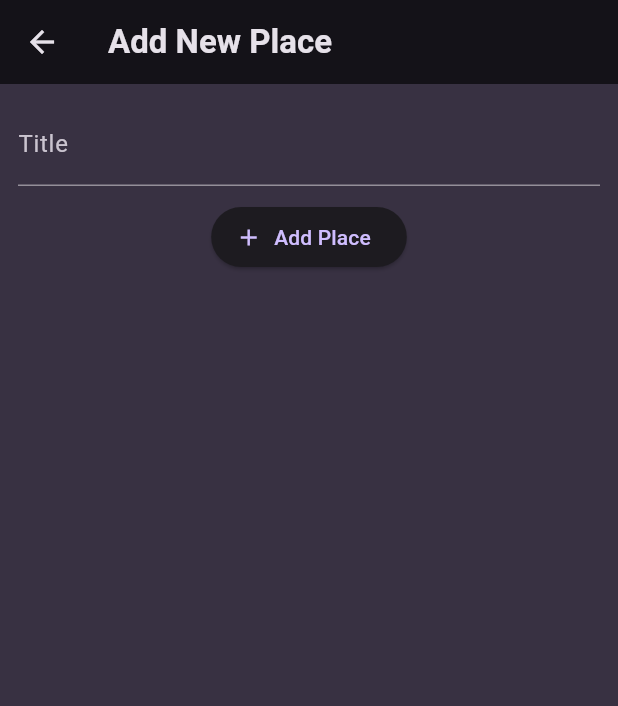
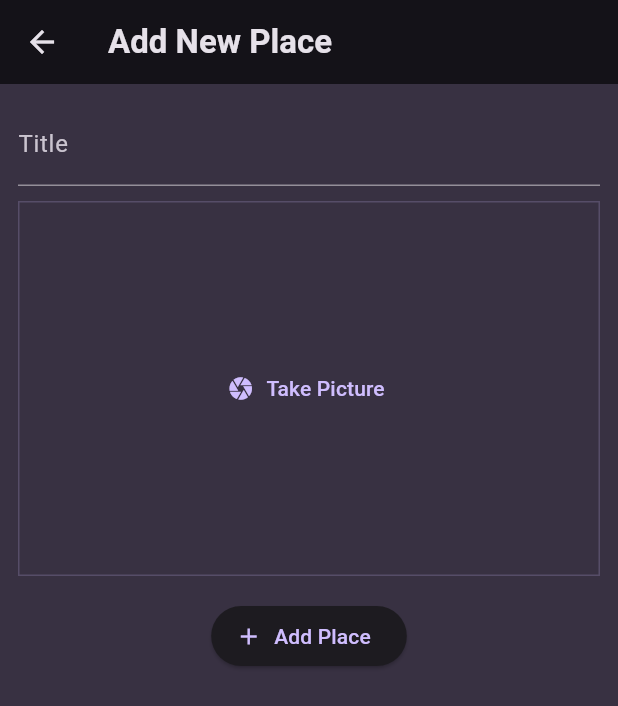
Before and after one commit to vohoangloc123/favorite_places_app, a Flutter app: the AddPlaceScreen screen opened directly, on a phone screen of 412 x 824 dp. Shown: the top 706 px of the screen. Run offline on Flutter 3.47's test engine with Material 3 defaults, Android fonts, the phone set to English and light mode, and no system bars; our stand-ins replace flutter_riverpod, google_fonts.

Commit message:
Add a 'Pick an Image' Input

```diff
--- a/lib/screens/add_place.dart
+++ b/lib/screens/add_place.dart
@@ -1,4 +1,5 @@
 import 'package:favorite_places_app/providers/user_places.dart';
+import 'package:favorite_places_app/widgets/image_input.dart';
 import 'package:flutter/material.dart';
 import 'package:flutter_riverpod/flutter_riverpod.dart';
 
@@ -43,6 +44,8 @@ class _AddPlaceScreenState extends ConsumerState<AddPlaceScreen> {
                 style:
                     TextStyle(color: Theme.of(context).colorScheme.onSurface)),
             const SizedBox(height: 10),
+            const ImageInput(),
+            const SizedBox(height: 16),
             ElevatedButton.icon(
                 onPressed: _savePlace,
                 icon: const Icon(Icons.add),
--- /dev/null
+++ b/lib/widgets/image_input.dart
@@ -0,0 +1,30 @@
+import 'package:flutter/material.dart';
+
+class ImageInput extends StatefulWidget {
+  const ImageInput({super.key});
+
+  @override
+  State<ImageInput> createState() => _ImageInputState();
+}
+
+class _ImageInputState extends State<ImageInput> {
+  void _takePicture() {}
+  @override
+  Widget build(BuildContext context) {
+    return Container(
+      decoration: BoxDecoration(
+        border: Border.all(
+            width: 1,
+            color: Theme.of(context).colorScheme.primary.withOpacity(0.2)),
+      ),
+      height: 250,
+      width: double.infinity,
+      alignment: Alignment.center,
+      child: TextButton.icon(
+        icon: const Icon(Icons.camera),
+        onPressed: _takePicture,
+        label: const Text('Take Picture'),
+      ),
+    );
+  }
+}
```
